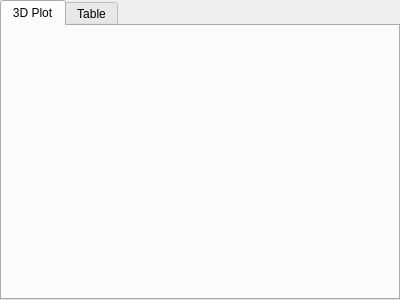
Before: the Qt Designer form UI/histogram2d.ui in Shadasviar/APOD, drawn with Qt 5.
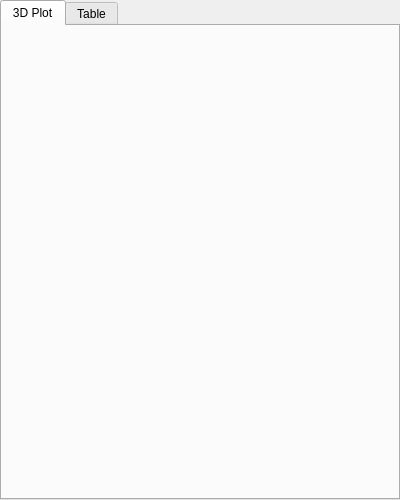
After: the same form once the commit is applied.

```diff
--- a/UI/histogram2d.ui
+++ b/UI/histogram2d.ui
@@ -7,9 +7,21 @@
     <x>0</x>
     <y>0</y>
     <width>400</width>
-    <height>300</height>
+    <height>500</height>
    </rect>
   </property>
+  <property name="sizePolicy">
+   <sizepolicy hsizetype="Preferred" vsizetype="Minimum">
+    <horstretch>0</horstretch>
+    <verstretch>0</verstretch>
+   </sizepolicy>
+  </property>
+  <property name="minimumSize">
+   <size>
+    <width>0</width>
+    <height>500</height>
+   </size>
+  </property>
   <property name="windowTitle">
    <string>Frame</string>
   </property>
```
